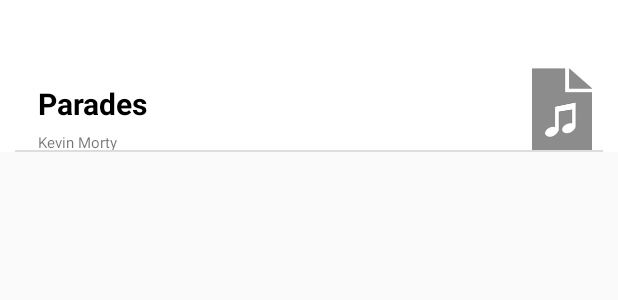
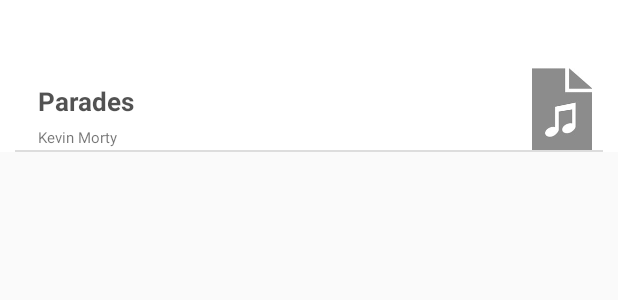
Before and after one commit to ninghoo/AndroidRepos, an Android app: the layout item_musiclist.xml on its own in the app's theme, with its tools: preview values and no code run, on a phone screen of 412 x 824 dp. Shown: the top 300 px of the screen. Run offline under Robolectric (Android 15) with nearby library versions, the phone set to English and light mode, and no system bars.

Commit message:
perfect bond black TextStyle

```diff
--- a/weydio/app/src/main/java/com/ninghoo/beta/weydio/Adapter/MusicListAdapter.java
+++ b/weydio/app/src/main/java/com/ninghoo/beta/weydio/Adapter/MusicListAdapter.java
@@ -162,7 +162,7 @@ public class MusicListAdapter extends RecyclerView.Adapter<MusicListAdapter.View
 
 //        holder.AlbumFront.setImageBitmap(MediaUtils.getArtwork(mContext, audio.getmId(),audio.getmAlbumId(), true, true));
         holder.MusicName.setText(audio.getmTitle());
-        holder.MusicArtist.setText("." + audio.getmArtist() + " .《" +audio.getmAlbum() + "》");
+        holder.MusicArtist.setText(audio.getmArtist() + " .《" +audio.getmAlbum() + "》");
     }
 
     @Override
--- a/weydio/app/src/main/res/layout/item_musiclist.xml
+++ b/weydio/app/src/main/res/layout/item_musiclist.xml
@@ -26,9 +26,9 @@
                 android:id="@+id/item_tv_musicName"
                 android:layout_width="wrap_content"
                 android:layout_height="wrap_content"
-                android:textSize="20dp"
+                android:textSize="17dp"
                 android:textStyle="bold"
-                android:textColor="#000000"
+                android:textColor="#ad000000"
                 android:singleLine="true"
                 android:text="Parades"/>
 
```
Also changed, not shown: 2 other files.
